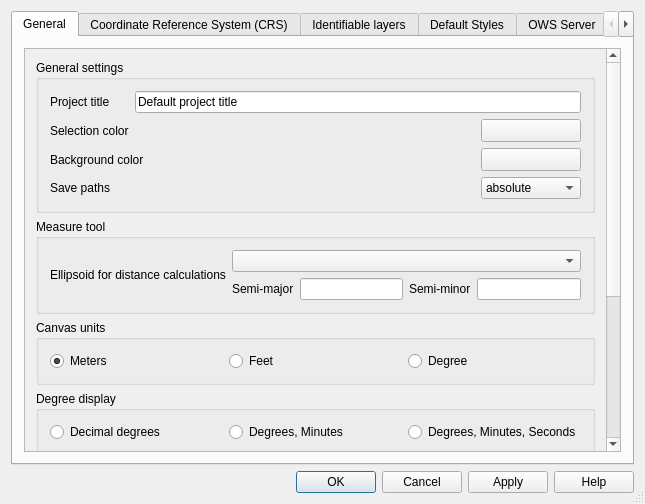
The window that src/ui/qgsprojectpropertiesbase.ui (qgis/QGIS) describes before a commit, drawn with Qt 5.
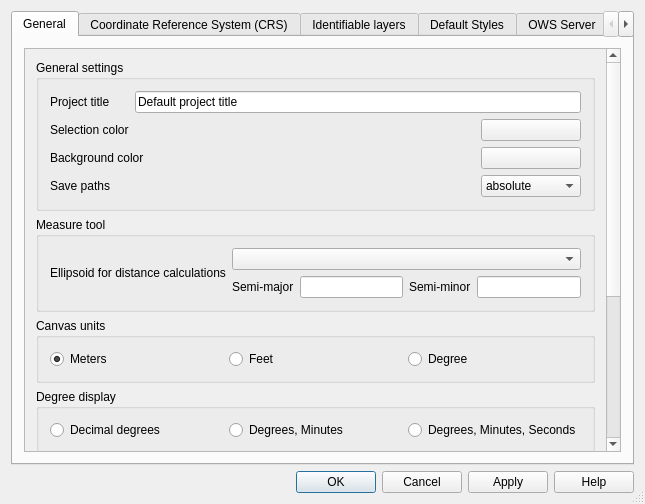
The same window after the commit. Icons and pictures are not drawn. Custom widgets are drawn as their Qt base class.

Commit message: [FEATURE] Update QgsColorButton to offer live color chooser updates and show transparent checkerboard background

```diff
--- a/src/ui/qgsprojectpropertiesbase.ui
+++ b/src/ui/qgsprojectpropertiesbase.ui
@@ -50,8 +50,8 @@
            <rect>
             <x>0</x>
             <y>0</y>
-            <width>600</width>
-            <height>497</height>
+            <width>558</width>
+            <height>668</height>
            </rect>
           </property>
           <layout class="QGridLayout" name="gridLayout_13">
@@ -107,19 +107,6 @@
                 </property>
                </spacer>
               </item>
-              <item row="1" column="3">
-               <widget class="QgsColorButton" name="pbnSelectionColor">
-                <property name="minimumSize">
-                 <size>
-                  <width>100</width>
-                  <height>0</height>
-                 </size>
-                </property>
-                <property name="text">
-                 <string/>
-                </property>
-               </widget>
-              </item>
               <item row="2" column="0" colspan="2">
                <widget class="QLabel" name="label">
                 <property name="text">
@@ -143,19 +130,6 @@
                 </property>
                </spacer>
               </item>
-              <item row="2" column="3">
-               <widget class="QgsColorButton" name="pbnCanvasColor">
-                <property name="minimumSize">
-                 <size>
-                  <width>100</width>
-                  <height>0</height>
-                 </size>
-                </property>
-                <property name="text">
-                 <string/>
-                </property>
-               </widget>
-              </item>
               <item row="3" column="3">
                <widget class="QComboBox" name="cbxAbsolutePath">
                 <item>
@@ -193,6 +167,32 @@
                 </property>
                </spacer>
               </item>
+              <item row="1" column="3">
+               <widget class="QgsColorButton" name="pbnSelectionColor">
+                <property name="minimumSize">
+                 <size>
+                  <width>100</width>
+                  <height>0</height>
+                 </size>
+                </property>
+                <property name="text">
+                 <string/>
+                </property>
+               </widget>
+              </item>
+              <item row="2" column="3">
+               <widget class="QgsColorButton" name="pbnCanvasColor">
+                <property name="minimumSize">
+                 <size>
+                  <width>100</width>
+                  <height>0</height>
+                 </size>
+                </property>
+                <property name="text">
+                 <string/>
+                </property>
+               </widget>
+              </item>
              </layout>
             </widget>
            </item>
@@ -1388,21 +1388,21 @@
  <customwidgets>
   <customwidget>
    <class>QgsColorButton</class>
-   <extends>QToolButton</extends>
+   <extends>QPushButton</extends>
    <header>qgscolorbutton.h</header>
   </customwidget>
-  <customwidget>
-   <class>QgsProjectionSelector</class>
-   <extends>QWidget</extends>
-   <header>qgsprojectionselector.h</header>
-   <container>1</container>
-  </customwidget>
   <customwidget>
    <class>QgsCollapsibleGroupBox</class>
    <extends>QGroupBox</extends>
    <header>qgscollapsiblegroupbox.h</header>
    <container>1</container>
   </customwidget>
+  <customwidget>
+   <class>QgsProjectionSelector</class>
+   <extends>QWidget</extends>
+   <header>qgsprojectionselector.h</header>
+   <container>1</container>
+  </customwidget>
  </customwidgets>
  <tabstops>
   <tabstop>titleEdit</tabstop>
```
Left out of the diff: 49 changed lines with no effect on the pictures. The commit also changes 73 other files.
